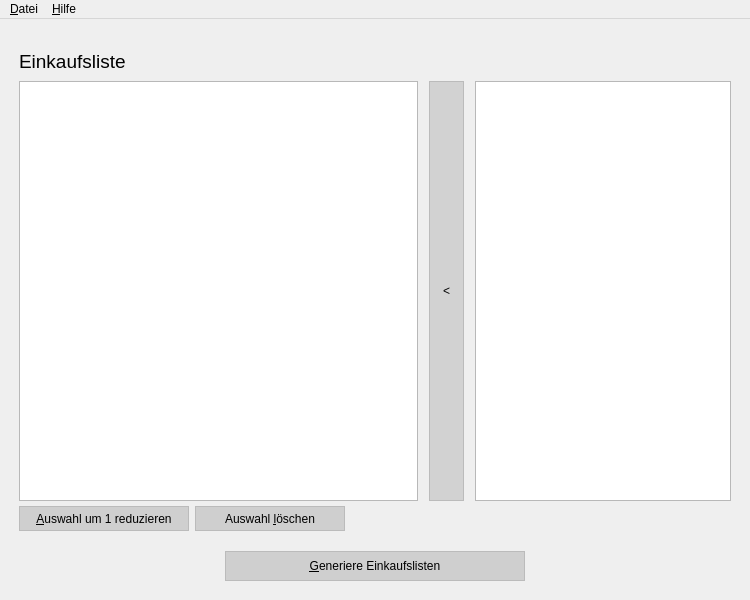
Before: the Qt Designer form Costimizer/mainwindow.ui in TutorExilius/Costimizer, drawn with Qt 5.
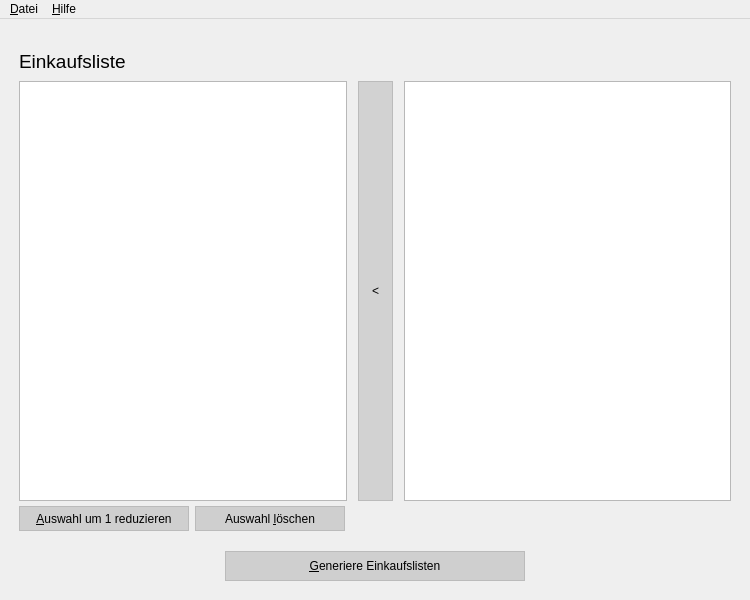
After: the same form once the commit is applied.

Commit message: Redesign of FileDataProvider and DataProvider. Added ShopItem, Custom-List (QAbstractModel), Discounter, DiscounterShopItem

```diff
--- a/Costimizer/mainwindow.ui
+++ b/Costimizer/mainwindow.ui
@@ -61,12 +61,12 @@
        </layout>
       </item>
       <item>
-       <layout class="QHBoxLayout" name="horizontalLayout_2" stretch="1,0,0,0,0">
+       <layout class="QHBoxLayout" name="horizontalLayout_2" stretch="0,0,0,0,0">
         <property name="bottomMargin">
          <number>0</number>
         </property>
         <item>
-         <widget class="QListWidget" name="listWidget_shoppingList">
+         <widget class="QListView" name="listView_shoppingList">
           <property name="selectionMode">
            <enum>QAbstractItemView::MultiSelection</enum>
           </property>
```
Left out of the diff: 4 changed lines with no effect on the pictures. The commit also changes 15 other files.
